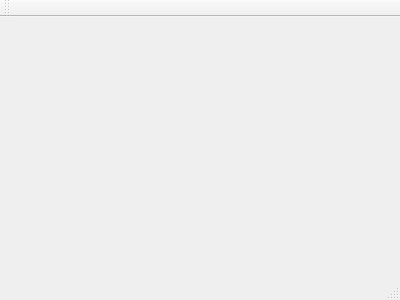
First picture: the form in mainwindow.ui, repository chchwy/haodoo-grabber, before the edit.
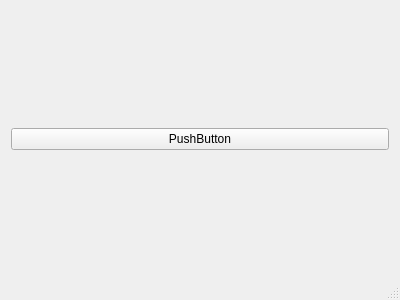
Second picture: the form after the edit.

What changed in the file:
```diff
--- a/mainwindow.ui
+++ b/mainwindow.ui
@@ -12,13 +12,20 @@
   <property name="windowTitle" >
    <string>MainWindow</string>
   </property>
-  <widget class="QMenuBar" name="menuBar" />
-  <widget class="QToolBar" name="mainToolBar" />
-  <widget class="QWidget" name="centralWidget" />
-  <widget class="QStatusBar" name="statusBar" />
+  <widget class="QWidget" name="centralWidget">
+   <layout class="QVBoxLayout" name="verticalLayout">
+    <item>
+     <widget class="QPushButton" name="pushButton">
+      <property name="text">
+       <string>PushButton</string>
+      </property>
+     </widget>
+    </item>
+   </layout>
+  </widget>
+  <widget class="QStatusBar" name="statusBar"/>
  </widget>
- <layoutDefault spacing="6" margin="11" />
- <pixmapfunction></pixmapfunction>
+ <layoutdefault spacing="6" margin="11"/>
  <resources/>
  <connections/>
 </ui>
```
Left out of the diff: 7 changed lines with no effect on the pictures.
